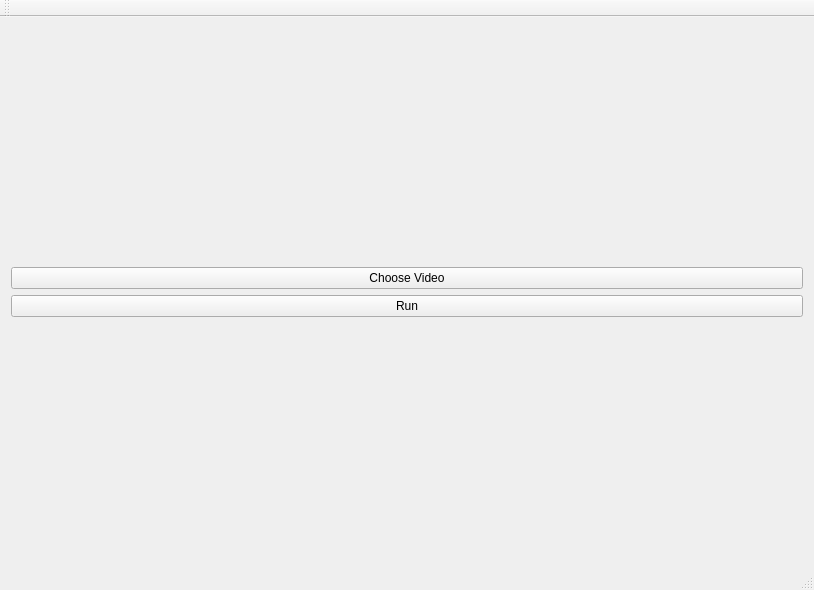
Above: src/video_slicer/mainwindow.ui from cvisionai/Tator-Native before the change. Below: the same form after it.
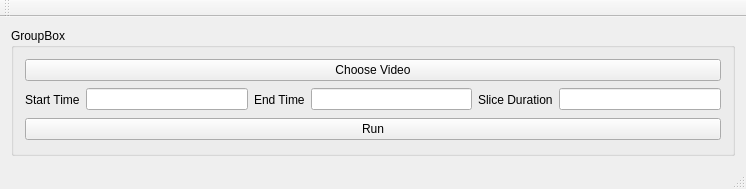
That is the form after the change.

Commit message: video slicer gui updates

Patch:
```diff
--- a/src/video_slicer/mainwindow.ui
+++ b/src/video_slicer/mainwindow.ui
@@ -6,8 +6,8 @@
    <rect>
     <x>0</x>
     <y>0</y>
-    <width>814</width>
-    <height>590</height>
+    <width>746</width>
+    <height>189</height>
    </rect>
   </property>
   <property name="windowTitle">
@@ -16,7 +16,11 @@
   <widget class="QWidget" name="centralWidget">
    <layout class="QVBoxLayout" name="verticalLayout_2">
     <item>
-     <layout class="QVBoxLayout" name="verticalLayout">
+     <widget class="QGroupBox" name="groupBox">
+      <property name="title">
+       <string>GroupBox</string>
+      </property>
+      <layout class="QVBoxLayout" name="verticalLayout_3">
       <item>
        <widget class="QPushButton" name="chooseVideo">
         <property name="text">
@@ -24,6 +28,70 @@
         </property>
        </widget>
       </item>
+       <item>
+        <layout class="QHBoxLayout" name="horizontalLayout">
+         <item>
+          <widget class="QLabel" name="start_time_label">
+           <property name="sizePolicy">
+            <sizepolicy hsizetype="Preferred" vsizetype="Minimum">
+             <horstretch>0</horstretch>
+             <verstretch>0</verstretch>
+            </sizepolicy>
+           </property>
+           <property name="minimumSize">
+            <size>
+             <width>0</width>
+             <height>25</height>
+            </size>
+           </property>
+           <property name="text">
+            <string>Start Time</string>
+           </property>
+          </widget>
+         </item>
+         <item>
+          <widget class="QLineEdit" name="startTime"/>
+         </item>
+         <item>
+          <widget class="QLabel" name="end_time_label">
+           <property name="sizePolicy">
+            <sizepolicy hsizetype="Preferred" vsizetype="Minimum">
+             <horstretch>0</horstretch>
+             <verstretch>0</verstretch>
+            </sizepolicy>
+           </property>
+           <property name="minimumSize">
+            <size>
+             <width>0</width>
+             <height>25</height>
+            </size>
+           </property>
+           <property name="text">
+            <string>End Time</string>
+           </property>
+          </widget>
+         </item>
+         <item>
+          <widget class="QLineEdit" name="endTime"/>
+         </item>
+         <item>
+          <widget class="QLabel" name="duration_label">
+           <property name="minimumSize">
+            <size>
+             <width>0</width>
+             <height>25</height>
+            </size>
+           </property>
+           <property name="text">
+            <string>Slice Duration</string>
+           </property>
+          </widget>
+         </item>
+         <item>
+          <widget class="QLineEdit" name="duration"/>
+         </item>
+        </layout>
+       </item>
       <item>
        <widget class="QPushButton" name="run">
         <property name="text">
@@ -32,6 +100,7 @@
        </widget>
       </item>
      </layout>
+     </widget>
     </item>
    </layout>
   </widget>
```
Left out of the diff: 2 changed lines with no effect on the pictures. Lines whose indentation alone changed are shown as unchanged. The commit also changes 1 other file.
